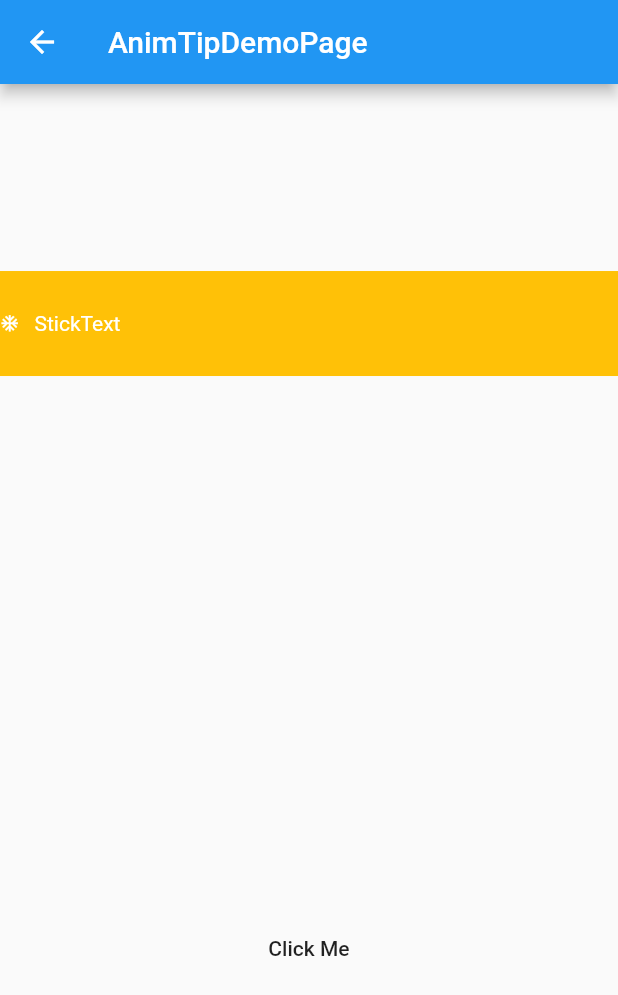
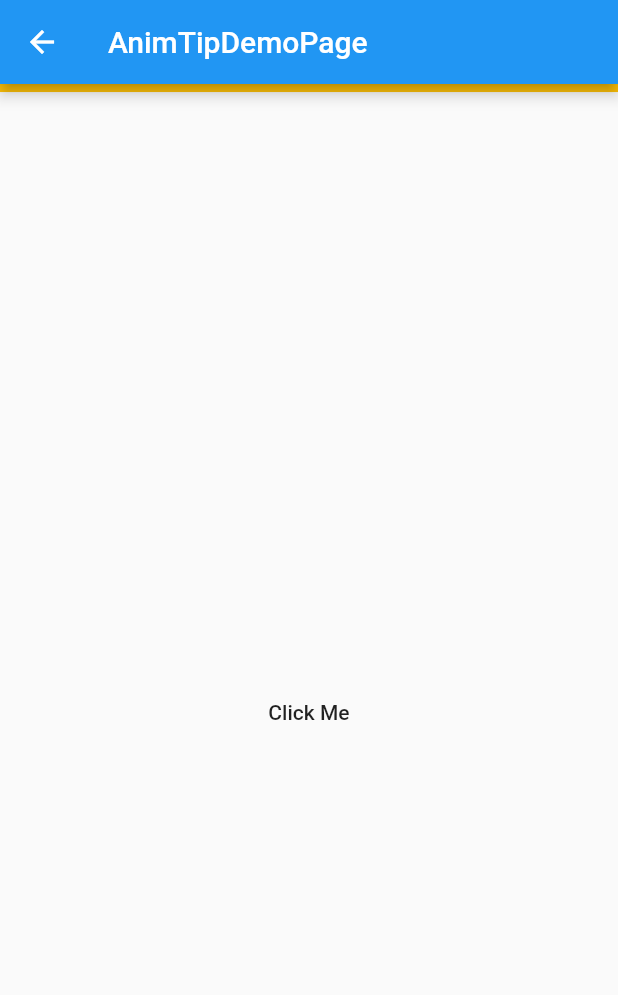
Before and after one commit to top-500/gsy_flutter_demos, a Flutter app: the AnimTipDemoPage screen opened by its route, after a tap on "Click Me", on a phone screen of 412 x 824 dp. Shown: the top 995 px of the screen. Run offline on Flutter 3.47's test engine with Material 2 defaults, Android fonts, the phone set to English and light mode, and no system bars; our stand-ins replace scroll_to_index; missing offline and left inert: transformer_page_view.

Commit message:
update anim

```diff
--- a/lib/widget/anim_tip_demo_page.dart
+++ b/lib/widget/anim_tip_demo_page.dart
@@ -16,16 +16,15 @@ class _AnimTipDemoPageState extends State<AnimTipDemoPage> {
       ),
       body: Container(
         child: new Column(children: [
-          new Expanded(
-            child: Container(
-              child:  AnimatedSwitcher(
+          Container(
+            child: AnimatedSwitcher(
               switchInCurve: Cubic(0.4, 0.0, 0.2, 1.0),
               switchOutCurve: Cubic(1.0, 0.1, 1.0, 0.1),
               transitionBuilder: (child, anim) {
                 return SlideTransition(
                     child: child,
                     position: Tween<Offset>(
-                        begin: Offset(0.0, -0.5),
+                      begin: Offset(0.0, -1.0),
                       end: Offset(0.0, 0.0),
                     ).animate(anim));
               },
@@ -56,7 +55,6 @@ class _AnimTipDemoPageState extends State<AnimTipDemoPage> {
                     ),
             ),
           ),
-          ),
           new Expanded(
             child: new Container(
               child: new Center(
```
Lines whose indentation alone changed are shown as unchanged.
